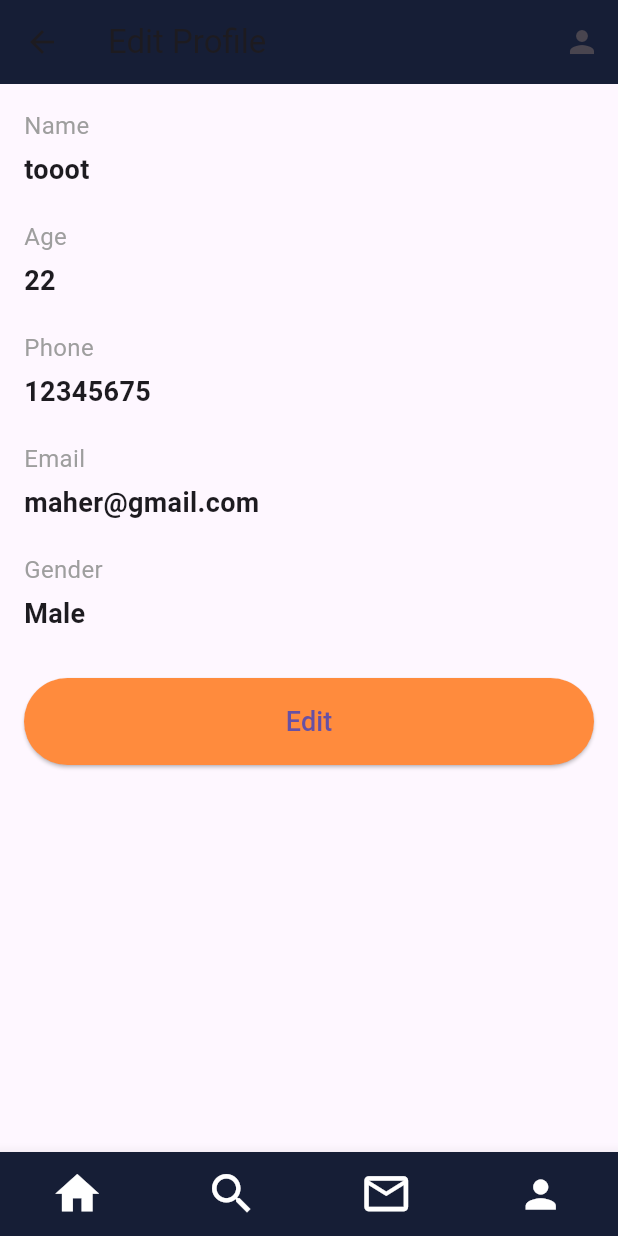
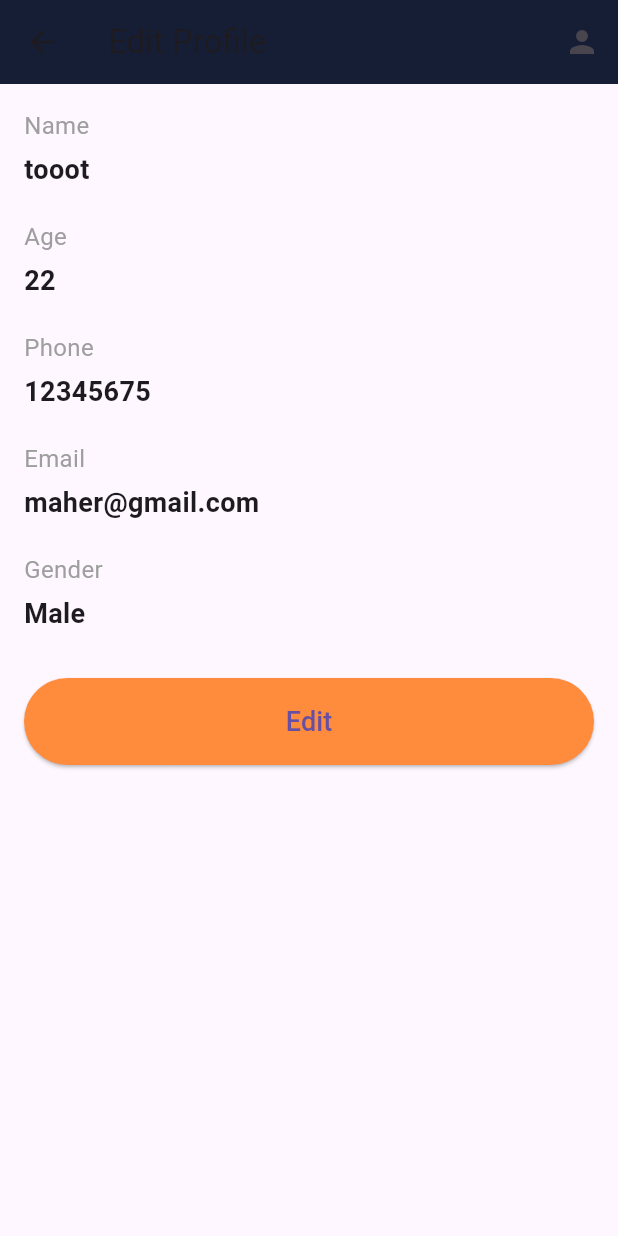
Before and after one commit to xmaherr/air_plane_mobile_app, a Flutter app: the ProfileScreen screen opened by its route, on a phone screen of 412 x 824 dp. Run offline on Flutter 3.47's test engine with Material 3 defaults, Android fonts, the phone set to English and light mode, and no system bars; our stand-ins replace bloc, firebase_core, flutter_bloc; accounts and stored records are empty.

Commit message:
updates 1.0.2

```diff
--- a/lib/main.dart
+++ b/lib/main.dart
@@ -1,8 +1,7 @@
 import 'package:air_plane/layout/login_page_layout.dart';
-import 'package:air_plane/layout/profile_page.dart';
+import 'package:air_plane/modules/profile_page.dart';
 import 'package:firebase_core/firebase_core.dart';
 import 'package:flutter/material.dart';
-
 import 'firebase_options.dart';
 import 'modules/search_result_screen.dart';
 import 'modules/search_screen_module.dart';
@@ -32,5 +31,3 @@ class MyApp extends StatelessWidget {
     );
   }
 }
-
-// This widget is the root of your application.
--- a/lib/layout/profile_page.dart
+++ b/lib/modules/profile_page.dart
@@ -1,6 +1,5 @@
 import 'package:flutter/material.dart';
-import 'login_page_layout.dart'; // Import the login screen
-import 'home_layout.dart'; // Import the login screen
+import '../layout/login_page_layout.dart';
 
 class ProfileScreen extends StatefulWidget {
   const ProfileScreen({Key? key}) : super(key: key);
@@ -95,12 +94,6 @@ class _ProfileScreenState extends State<ProfileScreen> {
                     });
                   }
                 },
-                child: Text(
-                  isEditing ? 'Save' : 'Edit',
-                  style: TextStyle(
-                    fontSize: 18.0,
-                  ),
-                ),
                 style: ButtonStyle(
                   backgroundColor:
                       WidgetStateProperty.all<Color>(const Color(0xFFFF8B3D)),
@@ -108,62 +101,16 @@ class _ProfileScreenState extends State<ProfileScreen> {
                     const EdgeInsets.symmetric(vertical: 16.0),
                   ),
                 ),
+                child: Text(
+                  isEditing ? 'Save' : 'Edit',
+                  style: const TextStyle(
+                    fontSize: 18.0,
+                  ),
+                ),
               ),
             ),
           ],
         ),
-      ),
-      bottomNavigationBar: BottomNavigationBar(
-        backgroundColor: const Color(0xFF161E36),
-        type: BottomNavigationBarType.fixed,
-        iconSize: 35,
-        selectedFontSize: 0,
-        unselectedFontSize: 0,
-        items: const [
-          BottomNavigationBarItem(
-            icon: Icon(
-              Icons.home,
-              color: Colors.white,
-            ),
-            label: '',
-          ),
-          BottomNavigationBarItem(
-            icon: Icon(
-              Icons.search,
-              color: Colors.white,
-            ),
-            label: '',
-          ),
-          BottomNavigationBarItem(
-            icon: Icon(
-              Icons.mail_outline,
-              color: Colors.white,
-            ),
-            label: '',
-          ),
-          BottomNavigationBarItem(
-            icon: Icon(
-              Icons.person,
-              color: Colors.white,
-              size: 30,
-            ),
-            label: '',
-          ),
-        ],
-        onTap: (index) {
-          if (index == 3) {
-            Navigator.push(
-              context,
-              MaterialPageRoute(builder: (context) => ProfileScreen()),
-            );
-          }
-          if (index == 0) {
-            Navigator.push(
-              context,
-              MaterialPageRoute(builder: (context) => HomeScreenLayout()),
-            );
-          }
-        },
       ),
     );
   }
--- a/lib/shared/cubit/app_cubit.dart
+++ b/lib/shared/cubit/app_cubit.dart
@@ -1,10 +1,10 @@
-import 'package:air_plane/layout/profile_page.dart';
+import 'package:air_plane/modules/profile_page.dart';
 import 'package:bloc/bloc.dart';
 import 'package:flutter/cupertino.dart';
 import 'package:meta/meta.dart';
 import 'package:flutter_bloc/flutter_bloc.dart';
 
-import '../../modules/hame_screen_module.dart';
+import '../../modules/home_screen_module.dart';
 import '../../modules/search_screen_module.dart';
 
 part 'app_state.dart';
@@ -21,7 +21,7 @@ class AppCubit extends Cubit<AppState> {
   static AppCubit get(context) => BlocProvider.of(context);
 
   void changeScreenIndex({required int index}) {
-    this.screenIndex = index;
+    screenIndex = index;
     emit(ChangeScreenState());
   }
 }
```
Also changed, not shown: lib/layout/home_layout.dart (+11 -18 lines).
